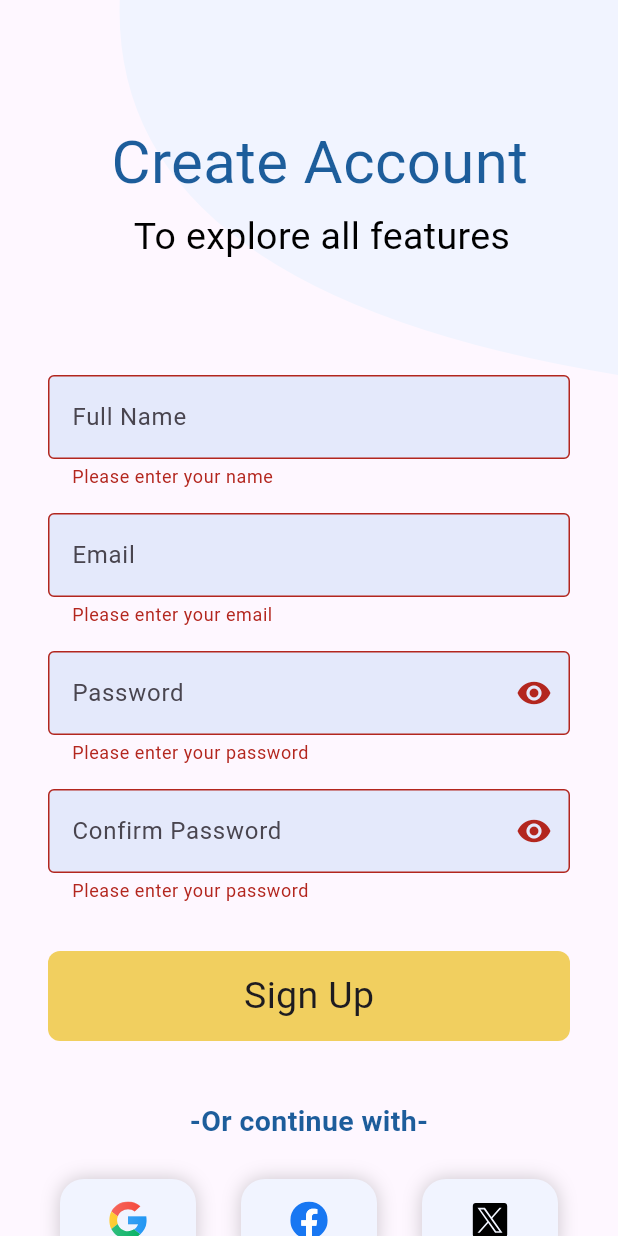
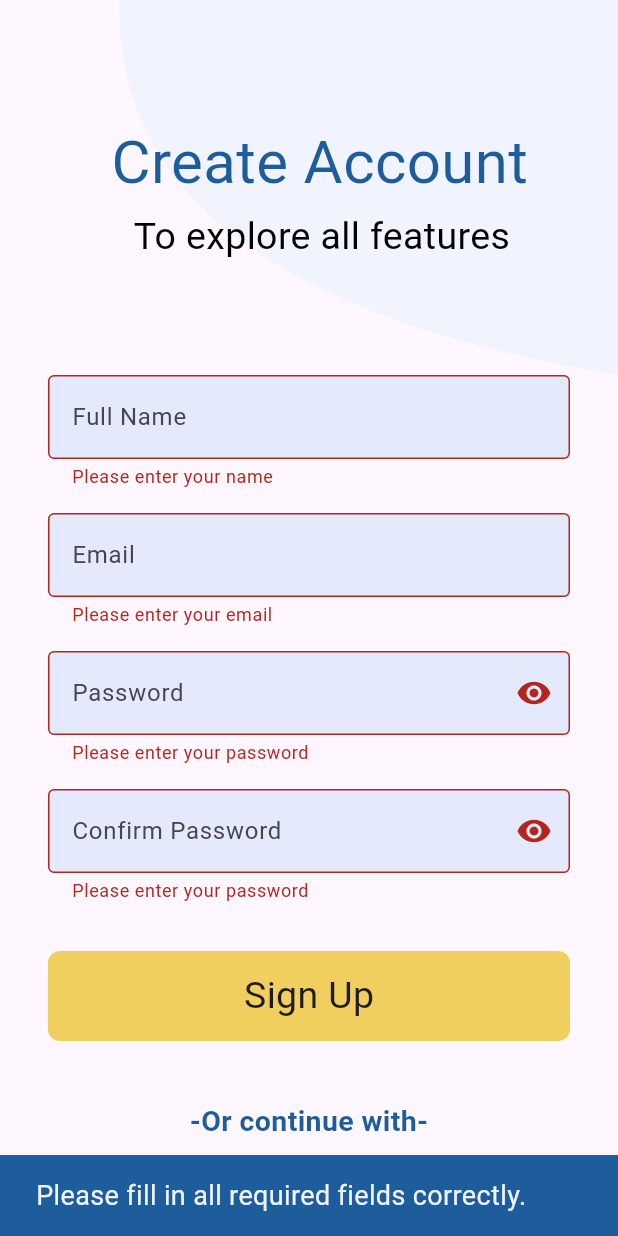
Before and after one commit to eman88888/final-project, a Flutter app: the Signup_Screen screen opened directly, after a tap on "Sign Up", on a phone screen of 412 x 824 dp. Run offline on Flutter 3.47's test engine with Material 3 defaults, Android fonts, the phone set to English and light mode, and no system bars; drawn by our look-alikes of modal_progress_hud_nsn; our stand-ins replace cloud_firestore, curved_navigation_bar, dotted_border, file_picker, firebase_auth, firebase_core and 6 more; missing offline and left inert: dart:html; accounts and stored records are empty; Roboto replaces fonts that are missing (MulishRomanBold, Poppins).

Commit message:
Login Signup pages Changed

```diff
--- a/lib/pages/signup.dart
+++ b/lib/pages/signup.dart
@@ -88,7 +88,7 @@ class _Signup_ScreenState extends State<Signup_Screen> {
                   ],
                 ),
 
-////Textfield for Full Name
+                ////Textfield for Full Name
                 CustomTextFormField2(
                   validator: (value) {
                     if (value == null || value.isEmpty) {
@@ -149,14 +149,16 @@ class _Signup_ScreenState extends State<Signup_Screen> {
                   ),
                 ),
 
-////Signup Button
+                ////Signup Button
                 Padding(
                   padding: EdgeInsets.only(bottom: 40),
                   child: GestureDetector(
                     onTap: () async {
                       if (formKey.currentState!.validate()) {
-                        isLoading = true;
-                        setState(() {});
+                        setState(() {
+                          isLoading =
+                              true; // Update isLoading state before awaiting Firebase authentication
+                        });
                         try {
                           final credential = await FirebaseAuth.instance
                               .createUserWithEmailAndPassword(
@@ -185,7 +187,7 @@ class _Signup_ScreenState extends State<Signup_Screen> {
                                 content: Text(
                                   'The password provided is too weak.',
                                   style: TextStyle(
-                                    fontSize: 15,
+                                    fontSize: 18,
                                     color: Color(0xFFF1F4FF),
                                   ),
                                 ),
@@ -198,7 +200,7 @@ class _Signup_ScreenState extends State<Signup_Screen> {
                                 content: Text(
                                   'Email already exists.',
                                   style: TextStyle(
-                                    fontSize: 10,
+                                    fontSize: 18,
                                     color: Color(0xFFF1F4FF),
                                   ),
                                 ),
@@ -207,9 +209,24 @@ class _Signup_ScreenState extends State<Signup_Screen> {
                           }
                         }
 
-                        isLoading = false;
-                        setState(() {});
-                      } else {}
+                         setState(() {
+                          isLoading =
+                              false; // Update isLoading state after Firebase authentication
+                        });
+                      } else {
+                        ScaffoldMessenger.of(context).showSnackBar(
+    SnackBar(
+      backgroundColor: Color(0xFF1D5D9B),
+      content: Text(
+        'Please fill in all required fields correctly.',
+        style: TextStyle(
+          fontSize: 18,
+          color: Color(0xFFF1F4FF),
+        ),
+      ),
+    ),
+  );
+                      }
                     },
                     child: customButton(
                       text: 'Sign Up',
@@ -230,7 +247,7 @@ class _Signup_ScreenState extends State<Signup_Screen> {
                   ),
                 ),
 
-////Row for google, facebook, twitter sign in Button
+                ////Row for google, facebook, twitter sign in Button
                 Row(
                   children: [
                     ///////Google
```
Also changed, not shown: lib/pages/login_screen.dart (+17 -6 lines), 6 other files.
